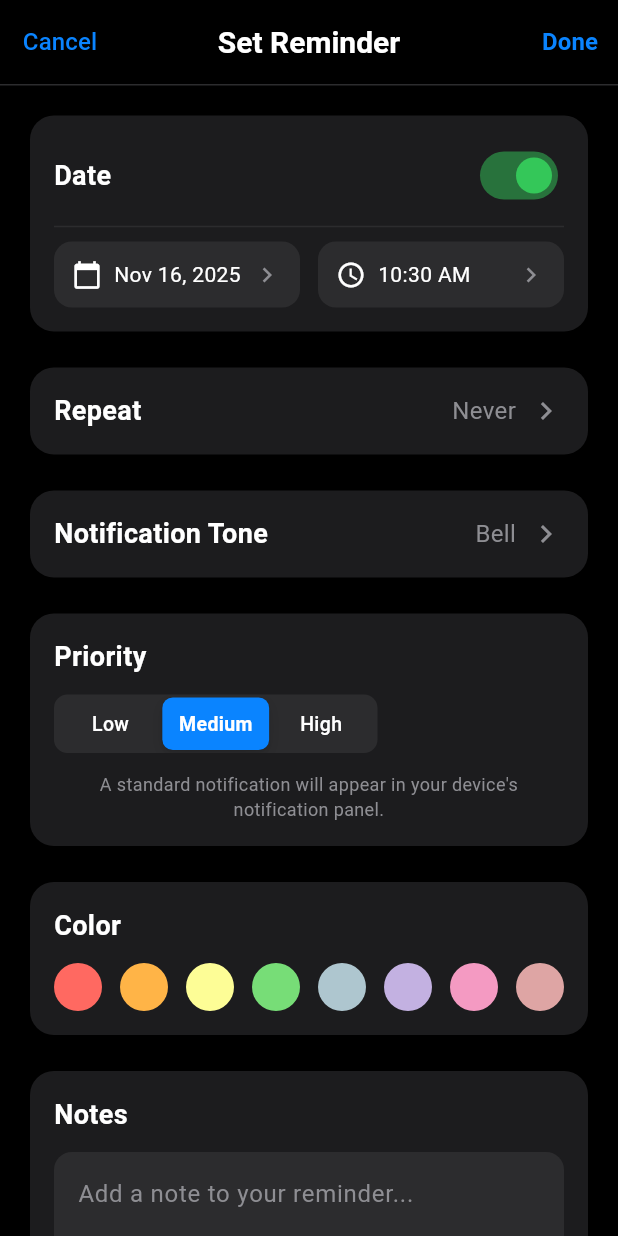
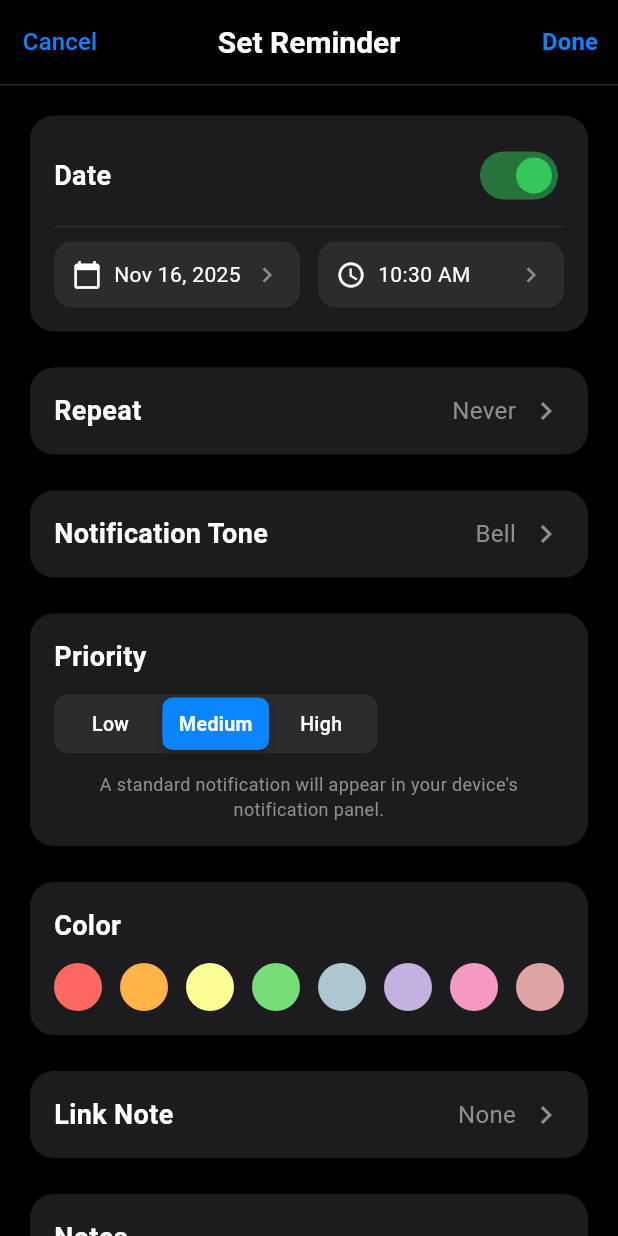
Before and after one commit to harshpurohit9763/notetaker, a Flutter app: the CreateReminderScreen screen opened directly, on a phone screen of 412 x 824 dp. Run offline on Flutter 3.47's test engine with Material 3 defaults, Android fonts, the phone set to English and light mode, and no system bars; our stand-ins replace audioplayers, flutter_colorpicker, fluttertoast, hive, hive_flutter, image_picker; missing offline and left inert: audio_waveforms, flutter_quill, flutter_quill_extensions; accounts and stored records are empty.

Commit message:
notes to reminder link

```diff
--- a/lib/create_reminder_screen.dart
+++ b/lib/create_reminder_screen.dart
@@ -2,6 +2,9 @@ import 'package:audioplayers/audioplayers.dart';
 import 'package:flutter/cupertino.dart';
 import 'package:flutter/material.dart';
 import 'package:intl/intl.dart';
+import 'package:note_taker/link_note_screen.dart';
+import 'package:note_taker/note_model.dart';
+import 'package:note_taker/note_provider.dart';
 import 'package:note_taker/reminder_model.dart';
 import 'package:note_taker/reminder_provider.dart';
 import 'package:note_taker/utils/assets_manager.dart';
@@ -25,6 +28,8 @@ class _CreateReminderScreenState extends State<CreateReminderScreen> {
   late final TextEditingController _notesController;
   int? _selectedColorValue;
   String? _selectedTone;
+  String? _linkedNoteId;
+  String? _linkedNoteTitle;
 
   final AudioPlayer _audioPlayer = AudioPlayer();
 
@@ -60,6 +65,14 @@ class _CreateReminderScreenState extends State<CreateReminderScreen> {
       _notesController = TextEditingController(text: reminder.notes);
       _selectedColorValue = reminder.color;
       _selectedTone = reminder.tone;
+      _linkedNoteId = reminder.linkedNoteId;
+      if (_linkedNoteId != null) {
+        // Fetch note title
+        final note = Provider.of<NoteProvider>(context, listen: false)
+            .notes
+            .firstWhere((n) => n.id == _linkedNoteId, orElse: () => Note());
+        _linkedNoteTitle = note.title;
+      }
     } else {
       _dateEnabled = true;
       _priority = 1;
@@ -69,6 +82,8 @@ class _CreateReminderScreenState extends State<CreateReminderScreen> {
       _notesController = TextEditingController();
       _selectedColorValue = null;
       _selectedTone = AssetsManager.notificationTones.keys.first;
+      _linkedNoteId = null;
+      _linkedNoteTitle = null;
     }
   }
 
@@ -178,6 +193,20 @@ class _CreateReminderScreenState extends State<CreateReminderScreen> {
     );
   }
 
+  Future<void> _linkNote() async {
+    final selectedNote = await Navigator.push<Note>(
+      context,
+      MaterialPageRoute(builder: (context) => const LinkNoteScreen()),
+    );
+
+    if (selectedNote != null) {
+      setState(() {
+        _linkedNoteId = selectedNote.id;
+        _linkedNoteTitle = selectedNote.title;
+      });
+    }
+  }
+
   String _getPriorityDescription() {
     switch (_priority) {
       case 0:
@@ -211,6 +240,7 @@ class _CreateReminderScreenState extends State<CreateReminderScreen> {
       reminder.isEnabled = _dateEnabled;
       reminder.color = _selectedColorValue;
       reminder.tone = _selectedTone;
+      reminder.linkedNoteId = _linkedNoteId;
       Provider.of<ReminderProvider>(context, listen: false)
           .updateReminder(reminder);
     } else {
@@ -222,7 +252,8 @@ class _CreateReminderScreenState extends State<CreateReminderScreen> {
         ..priority = _priority
         ..isEnabled = _dateEnabled
         ..color = _selectedColorValue
-        ..tone = _selectedTone;
+        ..tone = _selectedTone
+        ..linkedNoteId = _linkedNoteId;
       Provider.of<ReminderProvider>(context, listen: false)
           .addReminder(newReminder);
     }
@@ -275,6 +306,8 @@ class _CreateReminderScreenState extends State<CreateReminderScreen> {
             _buildPrioritySection(),
             const SizedBox(height: 24),
             _buildColorSection(),
+            const SizedBox(height: 24),
+            _buildLinkNoteSection(),
             const SizedBox(height: 24),
             _buildNotesSection(),
           ],
@@ -521,6 +554,37 @@ class _CreateReminderScreenState extends State<CreateReminderScreen> {
     );
   }
 
+  Widget _buildLinkNoteSection() {
+    return GestureDetector(
+      onTap: _linkNote,
+      child: Container(
+        padding: const EdgeInsets.all(16),
+        decoration: BoxDecoration(
+          color: appGray,
+          borderRadius: BorderRadius.circular(16),
+        ),
+        child: Row(
+          mainAxisAlignment: MainAxisAlignment.spaceBetween,
+          children: [
+            const Text('Link Note',
+                style: TextStyle(
+                    color: Colors.white,
+                    fontSize: 18,
+                    fontWeight: FontWeight.w600)),
+            Row(
+              children: [
+                Text(_linkedNoteTitle ?? 'None',
+                    style: const TextStyle(color: appGrayText, fontSize: 16)),
+                const SizedBox(width: 8),
+                const Icon(Icons.chevron_right, color: appGrayText),
+              ],
+            ),
+          ],
+        ),
+      ),
+    );
+  }
+
   Widget _buildNotesSection() {
     return Container(
       padding: const EdgeInsets.all(16),
--- a/lib/reminder_model.dart
+++ b/lib/reminder_model.dart
@@ -33,4 +33,7 @@ class Reminder extends HiveObject {
 
   @HiveField(9)
   String? tone;
+
+  @HiveField(10)
+  String? linkedNoteId;
 }
```
Also changed, not shown: lib/link_note_screen.dart (added, +40 -0 lines), lib/reminders_screen.dart (+44 -4 lines), lib/reminder_model.g.dart.
